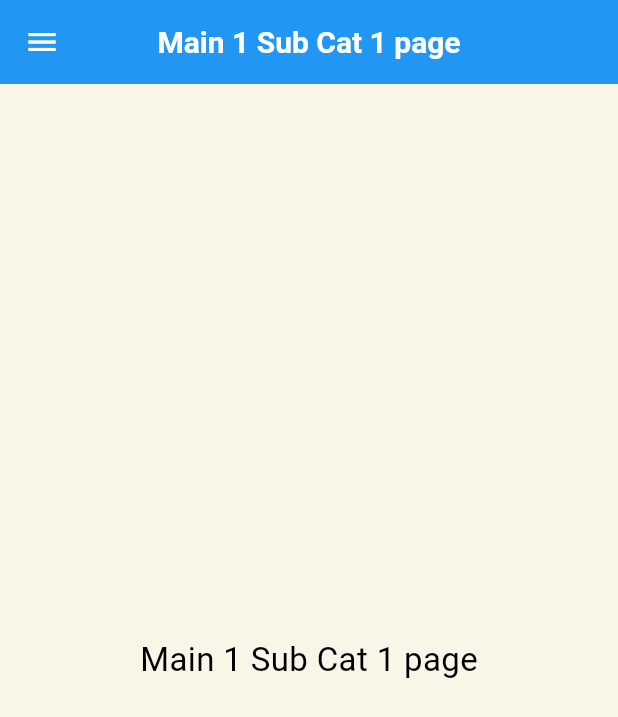
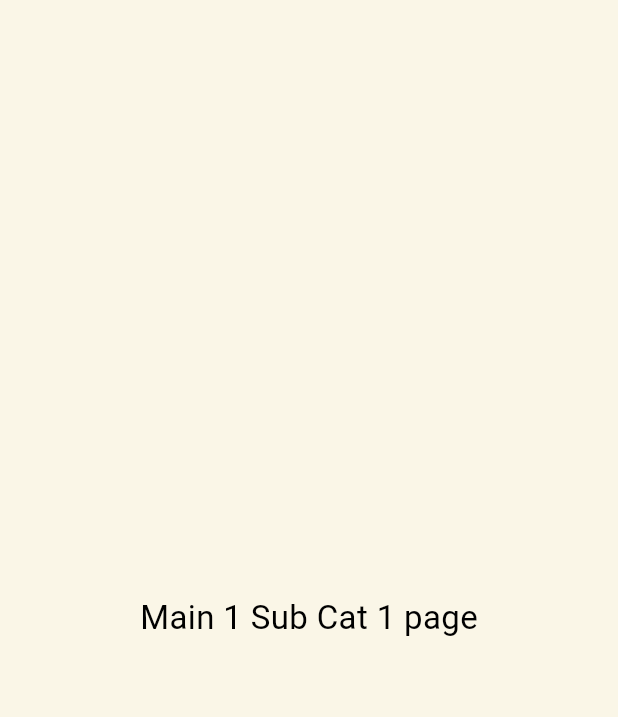
Before and after one commit to EngMahmoudMagdy/flutter_nav_poc, a Flutter app: the Main1SubCat1Page widget shown alone on an empty page, opened directly, on a phone screen of 412 x 824 dp. Shown: the top 717 px of the screen. Run offline on Flutter 3.47's test engine with Material 3 defaults, Android fonts, the phone set to English and light mode, and no system bars; our stand-ins replace auto_route.

Commit message:
needs edit

```diff
--- a/lib/pages/main_cat1/sub_cat/main1_sub_cat1.dart
+++ b/lib/pages/main_cat1/sub_cat/main1_sub_cat1.dart
@@ -1,6 +1,5 @@
 import 'package:auto_route/auto_route.dart';
 import 'package:flutter/material.dart';
-import 'package:nav_poc/app_scaffold.dart';
 
 @RoutePage()
 class Main1SubCat1Page extends StatelessWidget {
@@ -8,8 +7,7 @@ class Main1SubCat1Page extends StatelessWidget {
 
   @override
   Widget build(BuildContext context) {
-    return AppScaffold(
-      body: Container(
+    return Container(
       color: Colors.amber.withAlpha(20),
       child: Column(
         mainAxisAlignment: MainAxisAlignment.center,
@@ -23,7 +21,6 @@ class Main1SubCat1Page extends StatelessWidget {
           ),
         ],
       ),
-      ), title: 'Main 1 Sub Cat 1 page',
     );
   }
 }
--- a/lib/route/app_router.dart
+++ b/lib/route/app_router.dart
@@ -19,26 +19,67 @@ enum AppRoutes {
   mainCat3,
 }
 
+extension AppRoutesExtension on AppRoutes {
+  String get path {
+    switch (this) {
+      case AppRoutes.mainCat1:
+        return '/mainCat1';
+      case AppRoutes.main1SubCat1:
+        return 'SubCat1'; // Relative path for nested route
+      case AppRoutes.main1SubCat2:
+        return 'SubCat2'; // Relative path for nested route
+      case AppRoutes.mainCat2:
+        return '/mainCat2';
+      case AppRoutes.main2SubCat1:
+        return 'SubCat1'; // Relative path for nested route
+      case AppRoutes.main2SubCat2:
+        return 'SubCat2'; // Relative path for nested route
+      case AppRoutes.mainCat3:
+        return '/mainCat3';
+    }
+  }
+}
+
 @AutoRouterConfig(replaceInRouteName: 'Page|Screen|Tab,Route')
 class AppRouter extends RootStackRouter {
   @override
   List<AutoRoute> get routes => [
+    // Main Category 1 with nested routes
     AutoRoute(
+      path: AppRoutes.mainCat1.path,
       page: MainCat1Route.page,
       initial: true,
       children: [
-        AutoRoute(page: Main1SubCat1Route.page),
-        AutoRoute(page: Main1SubCat2Route.page),
+        AutoRoute(path: '', page: MainCat1Route.page),
+        AutoRoute(
+          path: AppRoutes.main1SubCat1.path,
+          page: Main1SubCat1Route.page,
+        ),
+        AutoRoute(
+          path: AppRoutes.main1SubCat2.path,
+          page: Main1SubCat2Route.page,
+        ),
       ],
     ),
+    // Main Category 2 with nested routes
     AutoRoute(
+      path: AppRoutes.mainCat2.path,
       page: MainCat2Route.page,
       children: [
-        AutoRoute(page: Main2SubCat1Route.page),
-        AutoRoute(page: Main2SubCat2Route.page),
+        AutoRoute(path: '', page: MainCat2Route.page),
+        AutoRoute(
+          path: AppRoutes.main2SubCat1.path,
+          page: Main2SubCat1Route.page,
+        ),
+        AutoRoute(
+          path: AppRoutes.main2SubCat2.path,
+          page: Main2SubCat2Route.page,
+        ),
       ],
     ),
+    // Main Category 3 (no nested routes)
     AutoRoute(
+      path: AppRoutes.mainCat3.path,
       page: MainCat3Route.page,
     ),
   ];
```
Also changed, not shown: lib/app_drawer.dart (+7 -7 lines). Lines whose indentation alone changed are shown as unchanged.
